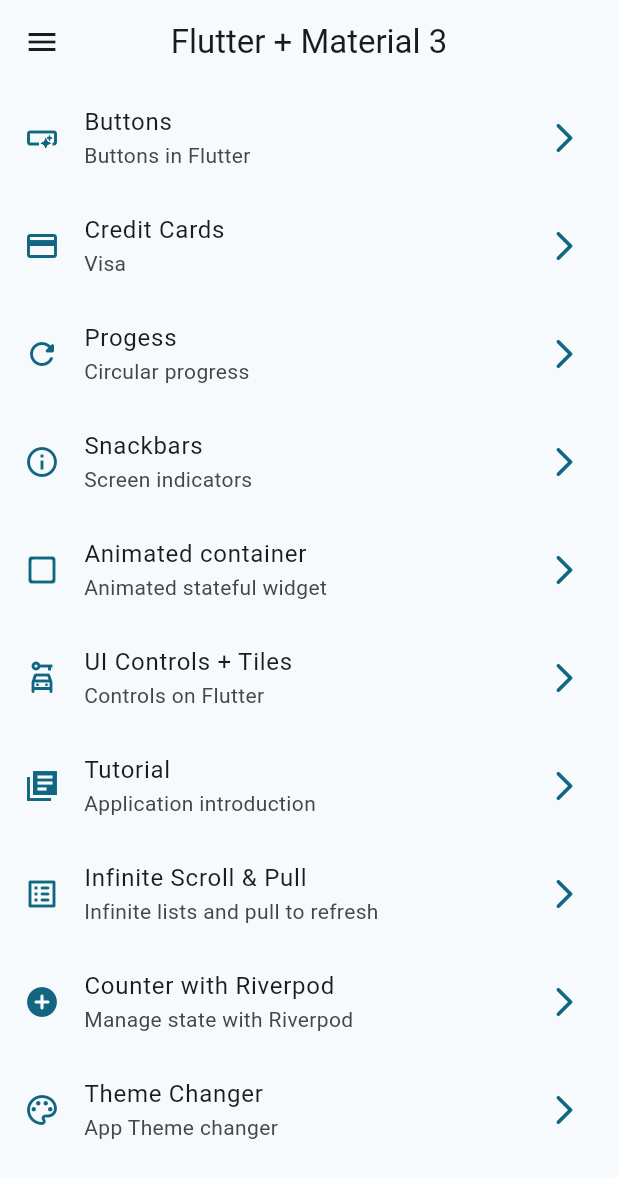
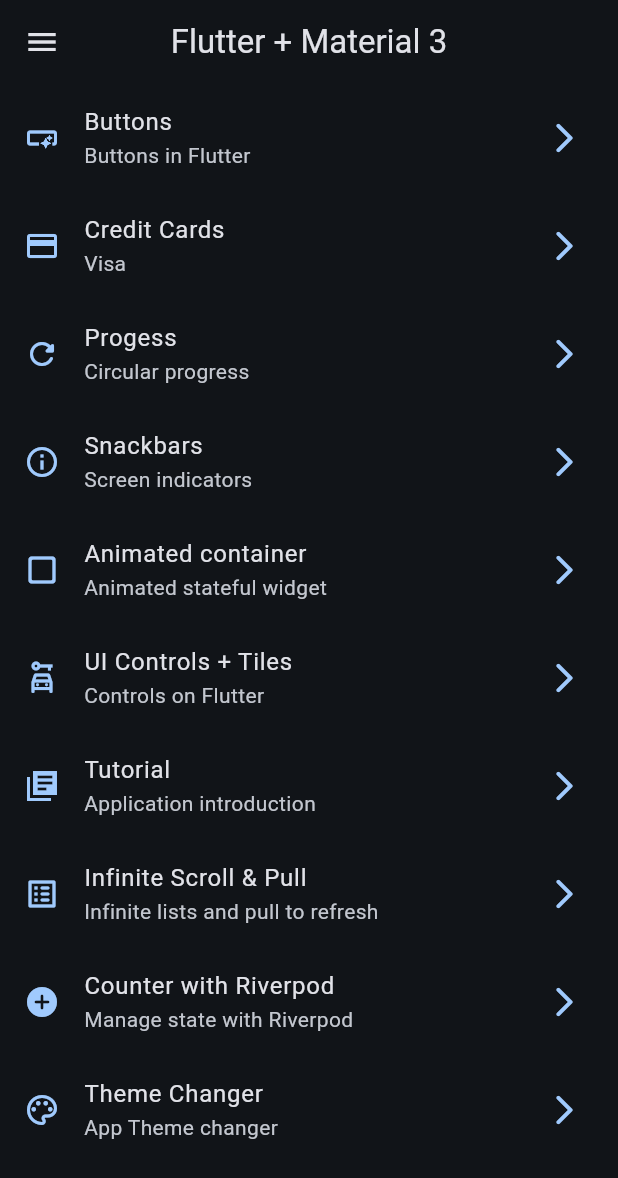
Before and after one commit to alejandrosantin/widgets_app, a Flutter app: the screen it shows after launch, on a phone screen of 412 x 824 dp. Shown: the top 1178 px of the screen. Run offline on Flutter 3.47's test engine with Material 2 defaults, Android fonts, the phone set to English and light mode, and no system bars; our stand-ins replace animate_do, flutter_riverpod, go_router.

Commit message:
main colors

```diff
--- a/lib/config/theme/app_theme.dart
+++ b/lib/config/theme/app_theme.dart
@@ -12,13 +12,20 @@ const colorList = <Color>[
 ];
 
 class AppTheme {
-  final Color selectedColor;
+  final bool isDarkMode;
+  final int selectedColor;
 
-  AppTheme({this.selectedColor = Colors.white});
+  AppTheme({
+    this.selectedColor = 0,
+    this.isDarkMode = false,
+  })  : assert(selectedColor >= 0, 'Selected color must be greater than 0'),
+        assert(selectedColor < colorList.length,
+            'Selected color must be less or equal than ${colorList.length - 1}');
 
   ThemeData getTheme() => ThemeData(
         useMaterial3: true,
-        colorSchemeSeed: selectedColor,
+        brightness: isDarkMode ? Brightness.dark : Brightness.light,
+        colorSchemeSeed: colorList[selectedColor],
         appBarTheme: const AppBarTheme(centerTitle: false),
       );
 }
--- a/lib/main.dart
+++ b/lib/main.dart
@@ -2,6 +2,7 @@ import 'package:flutter/material.dart';
 import 'package:flutter_riverpod/flutter_riverpod.dart';
 import 'package:widgets_app/config/router/app_router.dart';
 import 'package:widgets_app/config/theme/app_theme.dart';
+import 'package:widgets_app/presentation/providers/theme_provider.dart';
 
 void main() {
   runApp(
@@ -11,15 +12,18 @@ void main() {
   );
 }
 
-class MainApp extends StatelessWidget {
+class MainApp extends ConsumerWidget {
   const MainApp({super.key});
 
   @override
-  Widget build(BuildContext context) {
+  Widget build(BuildContext context, ref) {
+    final isDarkMode = ref.watch(isDarkModeProvider);
+    final selectedColor = ref.watch(selectedColorProvider);
     return MaterialApp.router(
       routerConfig: appRouter,
       debugShowCheckedModeBanner: false,
-      theme: AppTheme(selectedColor: Colors.blueGrey).getTheme(),
+      theme: AppTheme(selectedColor: selectedColor, isDarkMode: isDarkMode)
+          .getTheme(),
     );
   }
 }
--- a/lib/presentation/screens/theme_changer/theme_changer_screen.dart
+++ b/lib/presentation/screens/theme_changer/theme_changer_screen.dart
@@ -19,7 +19,9 @@ class ThemeChangerScreen extends ConsumerWidget {
             icon: isDarkMode
                 ? const Icon(Icons.dark_mode_outlined)
                 : const Icon(Icons.light_mode_outlined),
-            onPressed: () {},
+            onPressed: () {
+              ref.read(isDarkModeProvider.notifier).update((state) => !state);
+            },
           )
         ],
       ),
```
